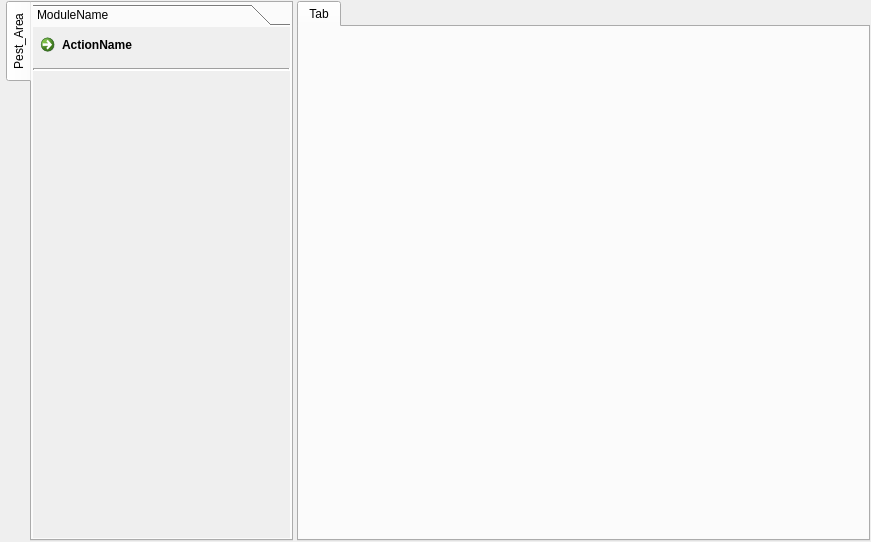
Above: pineboolib/forms/mainform.ui from deavid/pineboo before the change. Below: the same form after it.
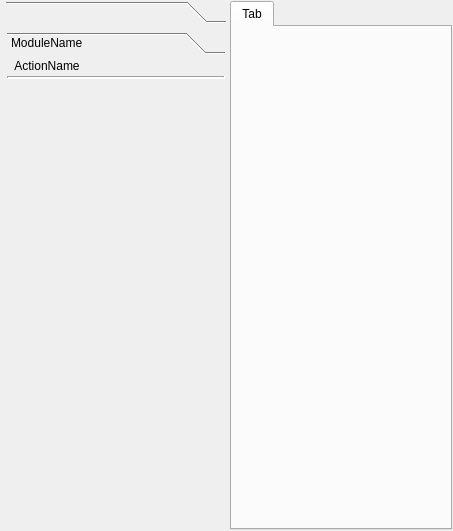
That is the form after the change. Icons and pictures are not drawn.

```diff
--- a/pineboolib/forms/mainform.ui
+++ b/pineboolib/forms/mainform.ui
@@ -6,14 +6,14 @@
    <rect>
     <x>0</x>
     <y>0</y>
-    <width>871</width>
-    <height>542</height>
+    <width>453</width>
+    <height>531</height>
    </rect>
   </property>
   <property name="windowTitle">
    <string>Form</string>
   </property>
-  <layout class="QHBoxLayout" name="horizontalLayout" stretch="0,5,0">
+  <layout class="QHBoxLayout" name="horizontalLayout" stretch="0,0,0">
    <property name="spacing">
     <number>4</number>
    </property>
@@ -51,28 +51,28 @@
     </widget>
    </item>
    <item>
-    <widget class="QTabWidget" name="areasTab">
+    <widget class="QToolBox" name="areasTab">
      <property name="sizePolicy">
       <sizepolicy hsizetype="Preferred" vsizetype="Expanding">
        <horstretch>0</horstretch>
        <verstretch>0</verstretch>
       </sizepolicy>
      </property>
+     <property name="minimumSize">
+      <size>
+       <width>220</width>
+       <height>250</height>
+      </size>
+     </property>
      <property name="focusPolicy">
       <enum>Qt::NoFocus</enum>
      </property>
-     <property name="tabPosition">
-      <enum>QTabWidget::West</enum>
+     <property name="tabSpacing">
+      <number>8</number>
      </property>
-     <property name="tabShape">
-      <enum>QTabWidget::Rounded</enum>
-     </property>
-     <property name="currentIndex">
-      <number>0</number>
-     </property>
-     <widget class="QWidget" name="tab_2">
-      <attribute name="title">
-       <string>Pest_Area</string>
+     <widget class="QWidget" name="areasTabPage1_2" native="true">
+      <attribute name="label">
+       <string/>
       </attribute>
       <layout class="QVBoxLayout" name="verticalLayout_2">
        <property name="spacing">
@@ -92,6 +92,12 @@
            <verstretch>0</verstretch>
           </sizepolicy>
          </property>
+         <property name="minimumSize">
+          <size>
+           <width>200</width>
+           <height>200</height>
+          </size>
+         </property>
          <property name="frameShape">
           <enum>QFrame::NoFrame</enum>
          </property>
@@ -106,8 +112,8 @@
            <rect>
             <x>0</x>
             <y>0</y>
-            <width>252</width>
-            <height>508</height>
+            <width>218</width>
+            <height>470</height>
            </rect>
           </property>
           <property name="sizePolicy">
@@ -138,13 +144,6 @@
            <property name="margin">
             <number>0</number>
            </property>
-           <item row="2" column="1">
-            <widget class="QCommandLinkButton" name="commandLinkButton_7">
-             <property name="text">
-              <string>ActionName</string>
-             </property>
-            </widget>
-           </item>
            <item row="3" column="1">
             <widget class="QFrame" name="frame_2">
              <property name="frameShape">
@@ -158,6 +157,23 @@
              </property>
             </widget>
            </item>
+           <item row="2" column="1">
+            <widget class="QToolButton" name="toolButton_7">
+             <property name="text">
+              <string>ActionName</string>
+             </property>
+             <property name="icon">
+              <iconset>
+               <normaloff>../../../../../../../usr/share/icons/cab_extract.png</normaloff>../../../../../../../usr/share/icons/cab_extract.png</iconset>
+             </property>
+             <property name="toolButtonStyle">
+              <enum>Qt::ToolButtonTextBesideIcon</enum>
+             </property>
+             <property name="autoRaise">
+              <bool>true</bool>
+             </property>
+            </widget>
+           </item>
           </layout>
          </widget>
         </widget>
```
